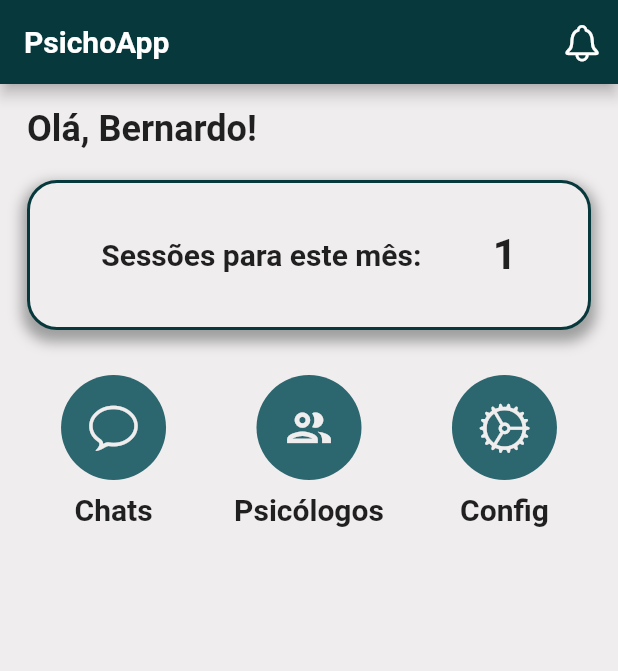
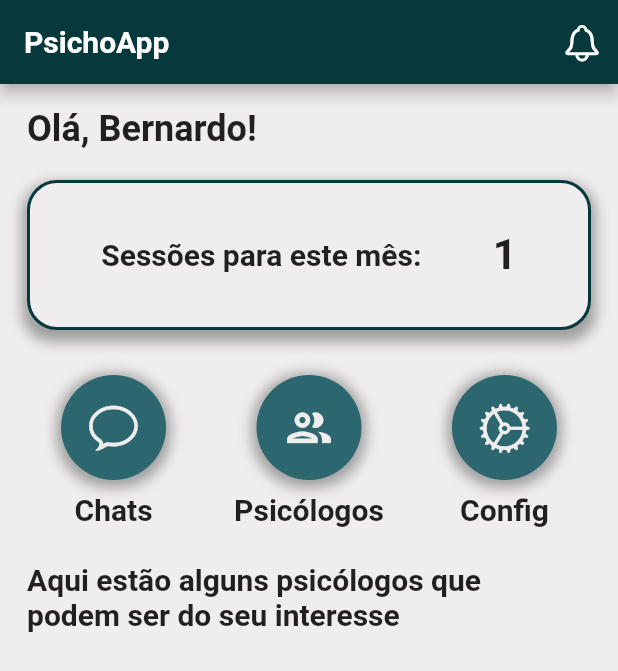
Before and after one commit to BerPGR/flutter-psychology-app, a Flutter app: the screen it shows after launch, on a phone screen of 412 x 824 dp. Shown: the top 671 px of the screen. Run offline on Flutter 3.47's test engine with Material 2 defaults, Android fonts, the phone set to English and light mode, and no system bars; our stand-ins replace google_fonts.

Commit message:
added images and text to homepage

```diff
--- a/lib/screens/home_page.dart
+++ b/lib/screens/home_page.dart
@@ -74,7 +74,8 @@ class _HomePageState extends State<HomePage> {
                             spreadRadius: 3,
                             blurRadius: 7,
                             offset: Offset(0, 5))
-                        ]),
+                      ],
+                    ),
                     child: Row(
                       mainAxisAlignment: MainAxisAlignment.spaceEvenly,
                       crossAxisAlignment: CrossAxisAlignment.center,
@@ -111,7 +112,16 @@ class _HomePageState extends State<HomePage> {
                             width: 70,
                             decoration: BoxDecoration(
                               color: Palette.caribbean_current,
-                                borderRadius: BorderRadius.circular(35)),
+                              borderRadius: BorderRadius.circular(35),
+                              boxShadow: [
+                                BoxShadow(
+                                  color: Colors.grey.withOpacity(1),
+                                  spreadRadius: 3,
+                                  blurRadius: 7,
+                                  offset: Offset(0, 2),
+                                )
+                              ],
+                            ),
                             child: IconButton(
                                 onPressed: () {},
                                 icon: const Icon(
@@ -136,7 +146,16 @@ class _HomePageState extends State<HomePage> {
                             width: 70,
                             decoration: BoxDecoration(
                               color: Palette.caribbean_current,
-                                borderRadius: BorderRadius.circular(35)),
+                              borderRadius: BorderRadius.circular(35),
+                              boxShadow: [
+                                BoxShadow(
+                                  color: Colors.grey.withOpacity(1),
+                                  spreadRadius: 3,
+                                  blurRadius: 7,
+                                  offset: Offset(0, 2),
+                                )
+                              ],
+                            ),
                             child: IconButton(
                                 onPressed: () {},
                                 icon: const Icon(
@@ -161,7 +180,16 @@ class _HomePageState extends State<HomePage> {
                             width: 70,
                             decoration: BoxDecoration(
                               color: Palette.caribbean_current,
-                                borderRadius: BorderRadius.circular(35)),
+                              borderRadius: BorderRadius.circular(35),
+                              boxShadow: [
+                                BoxShadow(
+                                  color: Colors.grey.withOpacity(1),
+                                  spreadRadius: 3,
+                                  blurRadius: 7,
+                                  offset: Offset(0, 2),
+                                )
+                              ],
+                            ),
                             child: IconButton(
                                 onPressed: () {},
                                 icon: const Icon(
@@ -181,7 +209,15 @@ class _HomePageState extends State<HomePage> {
                         ],
                       ),
                     ],
-                  )
+                  ),
+                  SizedBox(height: 24),
+                  Padding(
+                    padding: const EdgeInsets.only(right: 18.0),
+                    child: Text(
+                        'Aqui estão alguns psicólogos que podem ser do seu interesse',
+                        style: TextStyle(
+                            fontSize: 20, fontWeight: FontWeight.w600)),
+                  ),
                 ],
               ),
             ),
```
Also changed, not shown: assets/images/homem1.jpg (added), assets/images/homem2.jpg (added), assets/images/homem3.jpeg (added), assets/images/mulher1.jpg (added), assets/images/mulher2.jpg (added), assets/images/mulher3.jpg (added), assets/images/mulher4.jpg (added). Lines whose indentation alone changed are shown as unchanged.
